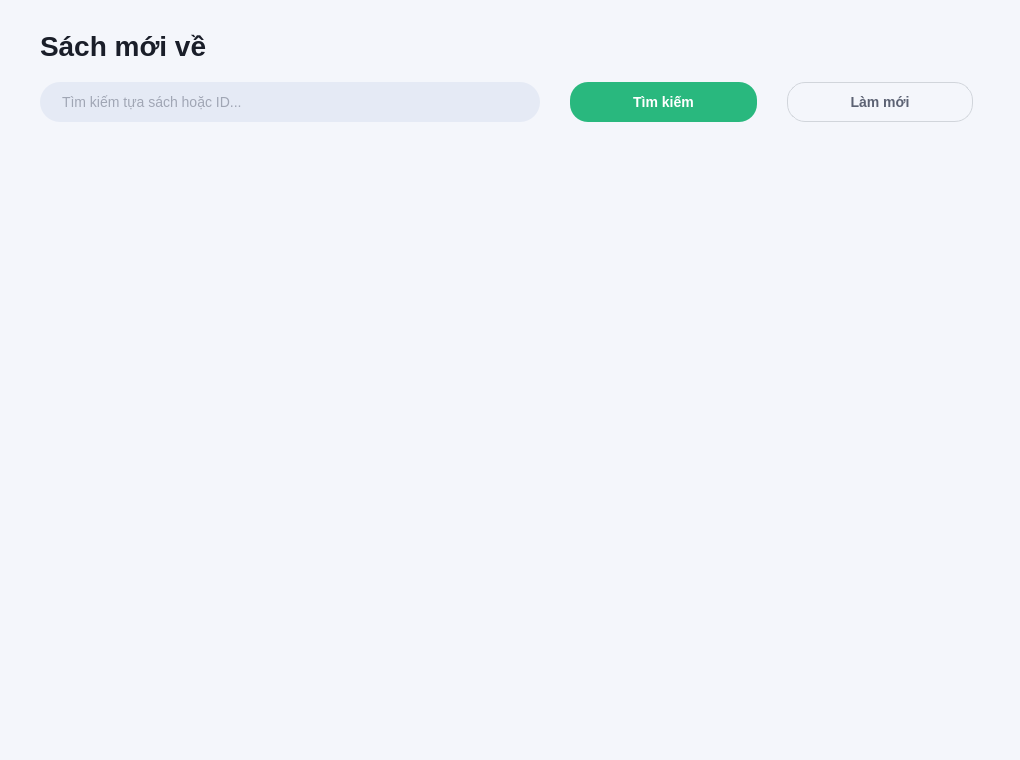
The window that view/screen_home_reader.ui (phuongphuong5110-create/library-app) describes before a commit, drawn with Qt 5.
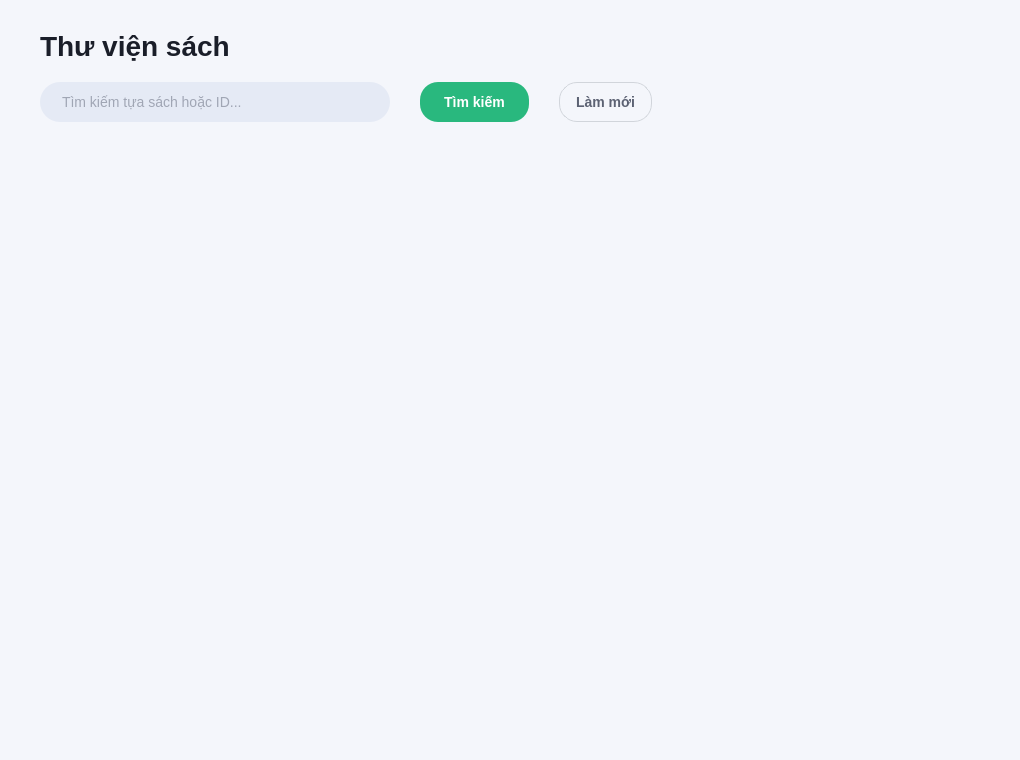
The same window after the commit.

Diff of the .ui file:
```diff
--- a/view/screen_home_reader.ui
+++ b/view/screen_home_reader.ui
@@ -69,7 +69,7 @@
    <item>
     <widget class="QLabel" name="label_page_title">
      <property name="text">
-      <string>Sách mới về</string>
+      <string>Thư viện sách</string>
      </property>
     </widget>
    </item>
@@ -125,6 +125,12 @@
        <property name="orientation">
         <enum>Qt::Horizontal</enum>
        </property>
+       <property name="sizeHint" stdset="0">
+        <size>
+         <width>0</width>
+         <height>0</height>
+        </size>
+       </property>
       </spacer>
      </item>
     </layout>
```
Left out of the diff: 45 changed lines with no effect on the pictures.
